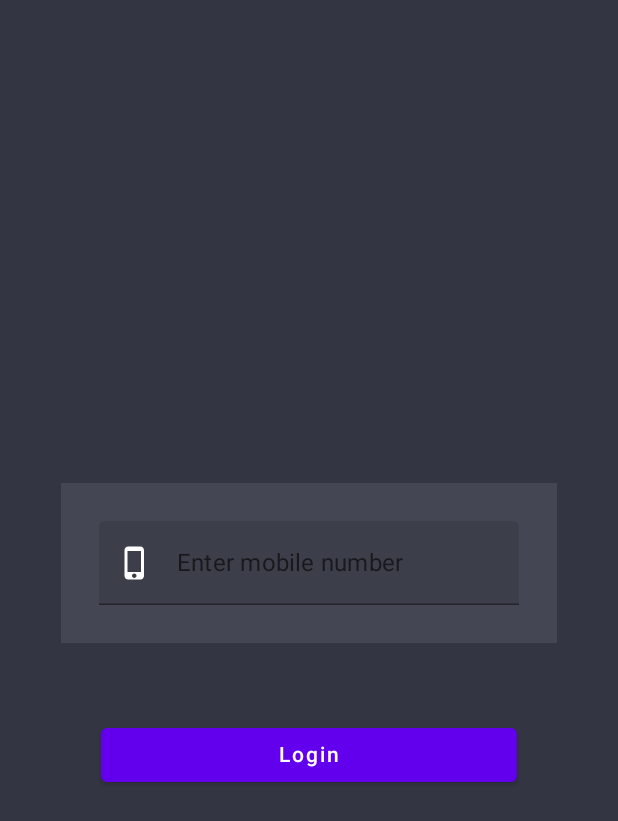
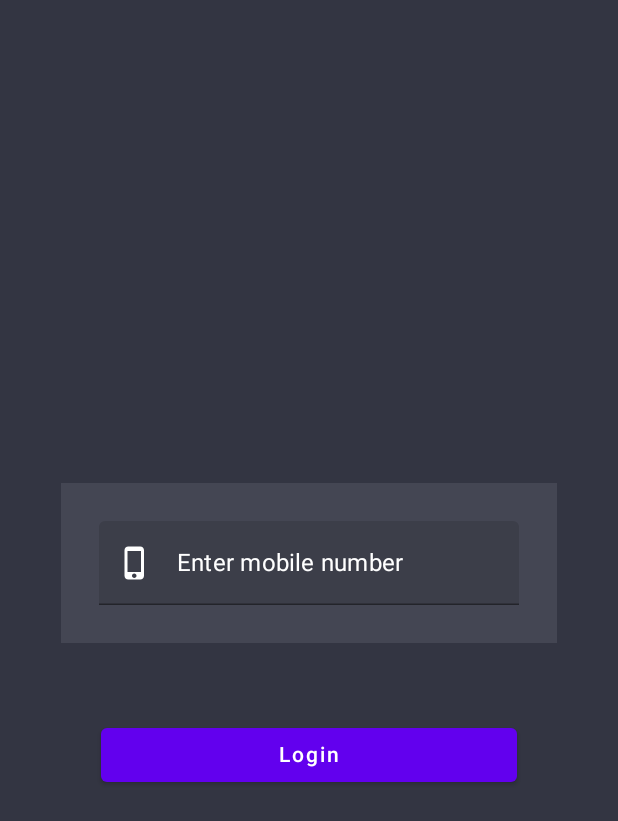
Before and after one commit to aaryan1/composeJokesBuddy, an Android app built with Jetpack Compose: the composable MobilePage shown on its own in the app's theme, on a phone screen of 412 x 824 dp. Shown: the top 821 px of the screen. Run offline under Robolectric (Android 15) with nearby library versions, the phone set to English and light mode, and no system bars; our stand-ins replace Firebase (no records; nobody signed in at launch, a user with empty details on screens opened directly).

```diff
--- a/app/src/main/AndroidManifest.xml
+++ b/app/src/main/AndroidManifest.xml
@@ -1,7 +1,8 @@
 <?xml version="1.0" encoding="utf-8"?>
 <manifest xmlns:android="http://schemas.android.com/apk/res/android"
     package="com.tks.jokesbuddy">
-
+    <uses-permission android:name="android.permission.INTERNET"/>
+    <uses-permission android:name="android.permission.ACCESS_NETWORK_STATE"/>
     <application
         android:allowBackup="true"
         android:icon="@mipmap/ic_launcher"
--- /dev/null
+++ b/app/src/main/java/com/tks/jokesbuddy/Network/Dto/LoginDto.kt
@@ -0,0 +1,4 @@
+package com.tks.jokesbuddy.Dto
+import com.google.gson.annotations.SerializedName
+data class LoginDto(@SerializedName("email") val email:String,
+                    @SerializedName ("password")   val password:String)
--- /dev/null
+++ b/app/src/main/java/com/tks/jokesbuddy/Network/Dto/TokenDto.kt
@@ -0,0 +1,3 @@
+package com.tks.jokesbuddy.Network.Dto
+import com.google.gson.annotations.SerializedName;
+data class TokenDto(@SerializedName("accessToken") val accessToken:String)
--- a/app/src/main/java/com/tks/jokesbuddy/Pages/MobilePage.kt
+++ b/app/src/main/java/com/tks/jokesbuddy/Pages/MobilePage.kt
@@ -1,26 +1,33 @@
 package com.tks.jokesbuddy.Pages
 
+import android.content.Context
+import android.util.Log
 import androidx.compose.foundation.Image
 import androidx.compose.foundation.background
 import androidx.compose.foundation.layout.*
-import androidx.compose.material.MaterialTheme
+import androidx.compose.material.*
 import androidx.compose.material.MaterialTheme.colors
-import androidx.compose.material.Surface
-import androidx.compose.material.Text
-import androidx.compose.material.TextField
 import androidx.compose.runtime.Composable
 import androidx.compose.runtime.MutableState
 import androidx.compose.runtime.mutableStateOf
 import androidx.compose.runtime.remember
 import androidx.compose.ui.Alignment
 import androidx.compose.ui.Modifier
+import androidx.compose.ui.graphics.Color
+import androidx.compose.ui.platform.LocalContext
 import androidx.compose.ui.res.painterResource
 import androidx.compose.ui.res.stringResource
 import androidx.compose.ui.unit.dp
+import com.google.firebase.auth.FirebaseAuth
+import com.google.firebase.auth.PhoneAuthOptions
+import com.google.firebase.auth.PhoneAuthProvider
+import com.tks.jokesbuddy.Extensions.ShowToast
+import com.tks.jokesbuddy.Extensions.getActivity
 import com.tks.jokesbuddy.Extensions.visible
 import com.tks.jokesbuddy.R
 import com.tks.jokesbuddy.ui.theme.BackgroundColor
 import com.tks.jokesbuddy.ui.theme.TextFieldColor
+import java.util.concurrent.TimeUnit
 
 @Composable
 fun MobilePage()
@@ -28,7 +35,7 @@ fun MobilePage()
     Surface(modifier = androidx.compose.ui.Modifier.fillMaxSize(), color = colors.BackgroundColor) {
 
 
-        Column( modifier = androidx.compose.ui.Modifier.fillMaxSize(),
+        Column( modifier = Modifier.fillMaxSize(),
             verticalArrangement = Arrangement.Center,
             horizontalAlignment = Alignment.CenterHorizontally) {
 
@@ -36,20 +43,43 @@ fun MobilePage()
 
             TextField(value = textFieldMobile.value, onValueChange ={newValue-> textFieldMobile.value=newValue},
                 leadingIcon = { Image(painter = painterResource(id = R.drawable.ic_phone_24), contentDescription ="Mobile" )},
-                label = { Text(text = stringResource(id = R.string.str_enter_mobile_number))},
+                label = { Text(text = stringResource(id = R.string.str_enter_mobile_number), color = Color.White)},
                 modifier = Modifier
                     .padding(25.dp)
                     .background(color = MaterialTheme.colors.TextFieldColor).visible(true)
 
             )
 
-            SignIn()
+            getPinButton()
 
         }
-
-
-
     }
 
 
 }
+
+@Composable
+fun getPinButton()
+{
+
+    val context= LocalContext.current;
+    Button(onClick = { sendPinRequest(context = context) },modifier = Modifier
+        .padding(top = 25.dp)
+        .requiredWidth(277.dp)){
+        Text(text = stringResource(id = R.string.str_login))
+    }
+}
+
+fun sendPinRequest(context: Context)
+{
+   /* val auth=FirebaseAuth.getInstance()
+    val options = PhoneAuthOptions.newBuilder(auth)
+        .setPhoneNumber("8439367525")       // Phone number to verify
+        .setTimeout(60L, TimeUnit.SECONDS) // Timeout and unit
+        .setActivity(context.getActivity()!!)                 // Activity (for callback binding)
+        .setCallbacks(callbacks)          // OnVerificationStateChangedCallbacks
+        .build()
+    PhoneAuthProvider.verifyPhoneNumber(options)
+    Log.d("Takendra","Request sent")*/
+
+}
```
Also changed, not shown: app/build.gradle (+17 -0 lines), app/src/main/java/com/tks/jokesbuddy/Extensions/MyExtensionFunctions.kt (+14 -0 lines), app/src/main/java/com/tks/jokesbuddy/Network/Repository/AuthService.kt (added, +13 -0 lines), app/src/main/java/com/tks/jokesbuddy/Network/Repository/RetrofitHelper.kt (added, +37 -0 lines), app/src/main/java/com/tks/jokesbuddy/Pages/LoginPage.kt (+10 -15 lines), app/src/main/java/com/tks/jokesbuddy/ViewModel/LoginViewModel.kt (added, +52 -0 lines).
